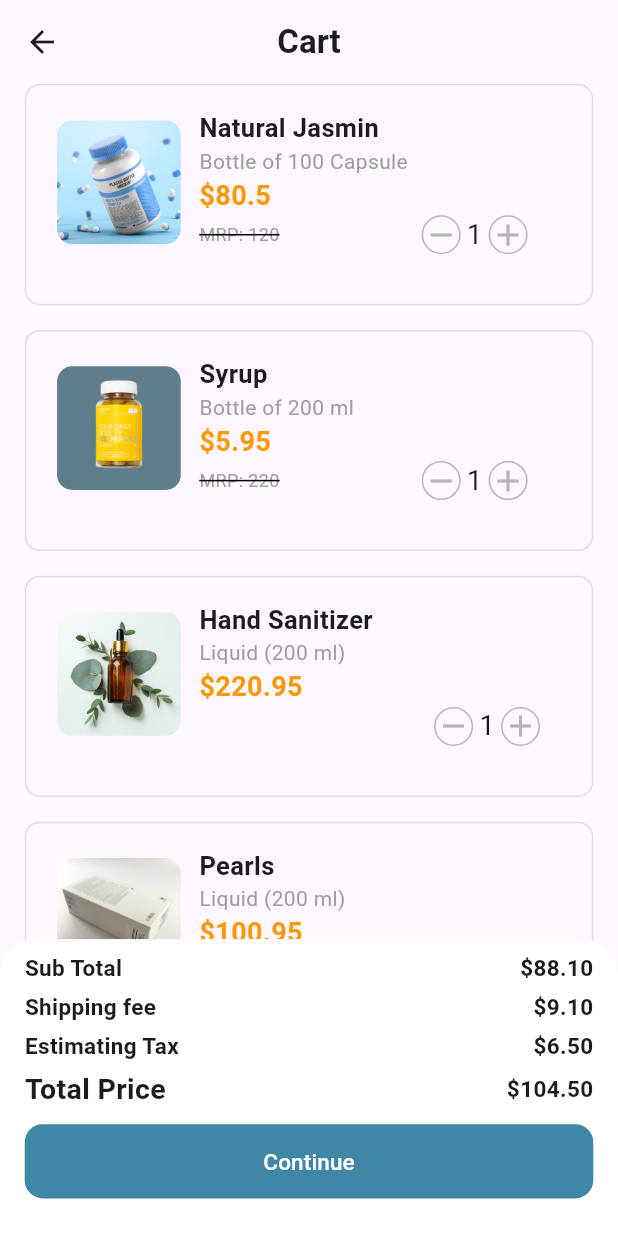
After one commit to vaseemva/e-commerce-ui, a Flutter app: the CartScreen screen opened directly, on a phone screen of 412 x 824 dp. The commit adds this screen. Run offline on Flutter 3.47's test engine with Material 2 defaults, Android fonts, the phone set to English and light mode, and no system bars.

Commit message:
completed cart screen

```diff
--- /dev/null
+++ b/lib/models/cart_item_model.dart
@@ -0,0 +1,15 @@
+// ignore_for_file: public_member_api_docs, sort_constructors_first
+class CartItemModel {
+  String name;
+  String description;
+  num price;
+  num? mrp;
+  String imageUrl;
+  CartItemModel({
+    required this.name,
+    required this.description,
+    required this.price,
+    this.mrp,
+    required this.imageUrl,
+  });
+}
--- /dev/null
+++ b/lib/screens/cart_screen.dart
@@ -0,0 +1,136 @@
+import 'package:ecommerce_ui_akratech/utils/colors.dart';
+import 'package:ecommerce_ui_akratech/utils/dummies.dart';
+import 'package:ecommerce_ui_akratech/utils/responsive_sizer.dart';
+import 'package:ecommerce_ui_akratech/widgets/cart_item.dart';
+import 'package:flutter/material.dart';
+
+class CartScreen extends StatelessWidget {
+  const CartScreen({Key? key}) : super(key: key);
+
+  @override
+  @override
+  Widget build(BuildContext context) {
+    return Scaffold(
+      appBar: AppBar(
+        title: const Text(
+          "Cart",
+          style: TextStyle(
+            fontWeight: FontWeight.bold,
+          ),
+        ),
+        centerTitle: true,
+      ),
+      body: Padding(
+        padding: EdgeInsets.symmetric(horizontal: 4.w(context)),
+        child: ListView.separated(
+            itemBuilder: (context, index) =>
+                CartItem(model: DummyItems.cartItems[index]),
+            separatorBuilder: (context, index) =>
+                SizedBox(height: 2.h(context)),
+            itemCount: 4),
+      ),
+      bottomSheet: Container(
+          height: 24.h(context),
+          padding: EdgeInsets.symmetric(
+              vertical: 1.h(context), horizontal: 4.w(context)),
+          decoration: BoxDecoration(
+              color: Colors.white,
+              borderRadius: BorderRadius.circular(23)
+                  .copyWith(bottomLeft: Radius.zero, bottomRight: Radius.zero)),
+          child: Column(
+            children: [
+              const Row(
+                mainAxisAlignment: MainAxisAlignment.spaceBetween,
+                children: [
+                  Text(
+                    "Sub Total",
+                    style: TextStyle(fontSize: 15, fontWeight: FontWeight.bold),
+                  ),
+                  Text(
+                    "\$88.10",
+                    style: TextStyle(fontSize: 15, fontWeight: FontWeight.bold),
+                  )
+                ],
+              ),
+              const SizedBox(
+                height: 5,
+              ),
+              const Row(
+                mainAxisAlignment: MainAxisAlignment.spaceBetween,
+                children: [
+                  Text(
+                    "Shipping fee",
+                    style: TextStyle(fontSize: 15, fontWeight: FontWeight.bold),
+                  ),
+                  Text(
+                    "\$9.10",
+                    style: TextStyle(fontSize: 15, fontWeight: FontWeight.bold),
+                  )
+                ],
+              ),
+              const SizedBox(
+                height: 5,
+              ),
+              const Row(
+                mainAxisAlignment: MainAxisAlignment.spaceBetween,
+                children: [
+                  Text(
+                    "Estimating Tax",
+                    style: TextStyle(fontSize: 15, fontWeight: FontWeight.bold),
+                  ),
+                  Text(
+                    "\$6.50",
+                    style: TextStyle(fontSize: 15, fontWeight: FontWeight.bold),
+                  )
+                ],
+              ),
+              const SizedBox(
+                height: 5,
+              ),
+              const Row(
+                mainAxisAlignment: MainAxisAlignment.spaceBetween,
+                children: [
+                  Text(
+                    "Total Price",
+                    style: TextStyle(fontSize: 19, fontWeight: FontWeight.bold),
+                  ),
+                  Text(
+                    "\$104.50",
+                    style: TextStyle(fontSize: 15, fontWeight: FontWeight.bold),
+                  )
+                ],
+              ),
+              const SizedBox(
+                height: 10,
+              ),
+              Row(
+                children: [
+                  Expanded(
+                    child: Container(
+                      decoration: BoxDecoration(
+                          borderRadius: BorderRadius.circular(12),
+                          color: fabColor),
+                      height: 6.h(context),
+                      child: ElevatedButton(
+                        onPressed: () {},
+                        style: ElevatedButton.styleFrom(
+                            backgroundColor: Colors.transparent,
+                            elevation: 0,
+                            foregroundColor: Colors.white),
+                        child: const Padding(
+                          padding: EdgeInsets.all(8.0),
+                          child: Text(
+                            "Continue",
+                            style: TextStyle(fontSize: 15),
+                          ),
+                        ),
+                      ),
+                    ),
+                  )
+                ],
+              )
+            ],
+          )),
+    );
+  }
+}
--- a/lib/screens/home_page.dart
+++ b/lib/screens/home_page.dart
@@ -1,3 +1,4 @@
+import 'package:ecommerce_ui_akratech/screens/cart_screen.dart';
 import 'package:ecommerce_ui_akratech/screens/gift_cards_page.dart';
 import 'package:ecommerce_ui_akratech/screens/order_details_screen.dart';
 import 'package:ecommerce_ui_akratech/screens/order_history_page.dart';
@@ -10,7 +11,8 @@ class HomePage extends StatelessWidget {
   final List<Widget> screens = [
     const OrderDetailsScreen(),
     const OrderHistoryPage(),
-    const GiftCardsPage()
+    const GiftCardsPage(),
+    const CartScreen()
   ];
 
   @override
--- a/lib/utils/dummies.dart
+++ b/lib/utils/dummies.dart
@@ -1,3 +1,4 @@
+import 'package:ecommerce_ui_akratech/models/cart_item_model.dart';
 import 'package:ecommerce_ui_akratech/models/order_details_model.dart';
 import 'package:ecommerce_ui_akratech/models/order_history_model.dart';
 
@@ -57,4 +58,31 @@ class DummyItems {
         orderId: "Order ID: #2CE5DW",
         items: 3)
   ];
+
+  static List<CartItemModel> cartItems = [
+    CartItemModel(
+        name: "Natural Jasmin",
+        description: "Bottle of 100 Capsule",
+        price: 80.50,
+        mrp: 120,
+        imageUrl: "assets/images/image_1.jpg"),
+    CartItemModel(
+        name: "Syrup",
+        description: "Bottle of 200 ml",
+        price: 5.95,
+        imageUrl: "assets/images/image_2.png",
+        mrp: 220),
+    CartItemModel(
+      name: "Hand Sanitizer",
+      description: "Liquid (200 ml)",
+      price: 220.95,
+      imageUrl: "assets/images/image_3.jpg",
+    ),
+    CartItemModel(
+      name: "Pearls",
+      description: "Liquid (200 ml)",
+      price: 100.95,
+      imageUrl: "assets/images/image_4.jpg",
+    ),
+  ];
 }
--- /dev/null
+++ b/lib/widgets/cart_item.dart
@@ -0,0 +1,129 @@
+import 'package:ecommerce_ui_akratech/models/cart_item_model.dart';
+import 'package:ecommerce_ui_akratech/utils/colors.dart';
+import 'package:ecommerce_ui_akratech/utils/responsive_sizer.dart';
+import 'package:flutter/material.dart';
+
+class CartItem extends StatelessWidget {
+  const CartItem({
+    super.key,
+    required this.model,
+  });
+
+  final CartItemModel model;
+
+  @override
+  Widget build(BuildContext context) {
+    return Container(
+      decoration: BoxDecoration(
+        border: Border.all(color: const Color(0xffdedede)),
+        borderRadius: BorderRadius.circular(10),
+      ),
+      padding: EdgeInsets.symmetric(
+          horizontal: 5.w(context), vertical: 2.0.h(context)),
+      child: Column(
+        children: [
+          Row(
+            children: [
+              SizedBox(
+                  height: 10.h(context),
+                  width: 20.w(context),
+                  child: ClipRRect(
+                    borderRadius: BorderRadius.circular(10),
+                    child: Image.asset(
+                      model.imageUrl,
+                      fit: BoxFit.cover,
+                    ),
+                  )),
+              SizedBox(
+                width: 3.w(context),
+              ),
+              Column(
+                crossAxisAlignment: CrossAxisAlignment.start,
+                children: [
+                  Text(
+                    model.name,
+                    style: const TextStyle(
+                        fontSize: 17, fontWeight: FontWeight.bold),
+                  ),
+                  Text(
+                    model.description,
+                    style:
+                        const TextStyle(fontSize: 14, color: Color(0xff9e9e9e)),
+                  ),
+                  Text(
+                    "\$${model.price}",
+                    style: const TextStyle(
+                        fontSize: 18,
+                        fontWeight: FontWeight.bold,
+                        color: orderPriceColor),
+                  ),
+                  Row(
+                    children: [
+                      model.mrp != null
+                          ? Stack(
+                              children: [
+                                Text(
+                                  'MRP: ${model.mrp}',
+                                  style: const TextStyle(
+                                      fontSize: 12, color: Color(0xff9e9e9e)),
+                                ),
+                                Positioned(
+                                  top: 8, // Adjust the position of the line
+                                  left: 0,
+                                  right: 0,
+                                  child: Container(
+                                    height: 1,
+                                    color: Colors.black,
+                                  ),
+                                ),
+                              ],
+                            )
+                          : const SizedBox(),
+                      SizedBox(
+                        width:
+                            model.mrp != null ? 23.w(context) : 38.w(context),
+                      ),
+                      Row(
+                        children: [
+                          Container(
+                            decoration: BoxDecoration(
+                                border:
+                                    Border.all(color: const Color(0xffb5b5b5)),
+                                shape: BoxShape.circle),
+                            child: const Icon(Icons.remove,
+                                color: Color(0xffb5b5b5)),
+                          ),
+                          SizedBox(
+                            width: 1.w(context),
+                          ),
+                          const Text(
+                            "1",
+                            style: TextStyle(fontSize: 18),
+                          ),
+                          SizedBox(
+                            width: 1.w(context),
+                          ),
+                          Container(
+                            decoration: BoxDecoration(
+                                border:
+                                    Border.all(color: const Color(0xffb5b5b5)),
+                                shape: BoxShape.circle),
+                            child:
+                                const Icon(Icons.add, color: Color(0xffb5b5b5)),
+                          )
+                        ],
+                      )
+                    ],
+                  )
+                ],
+              )
+            ],
+          ),
+          SizedBox(
+            height: 2.h(context),
+          ),
+        ],
+      ),
+    );
+  }
+}
```
